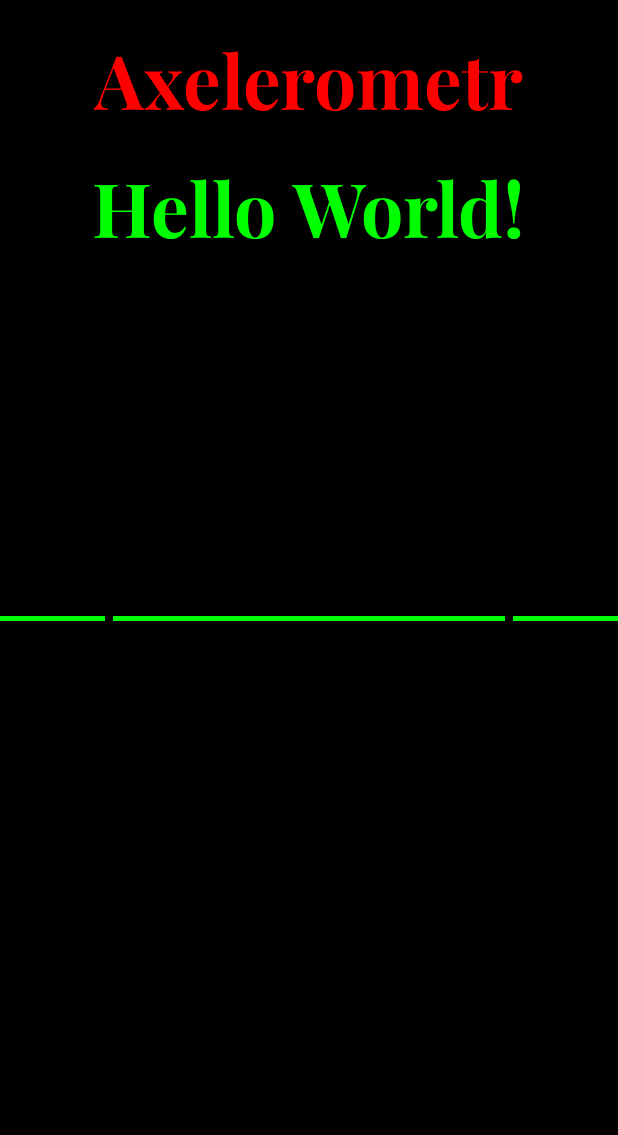
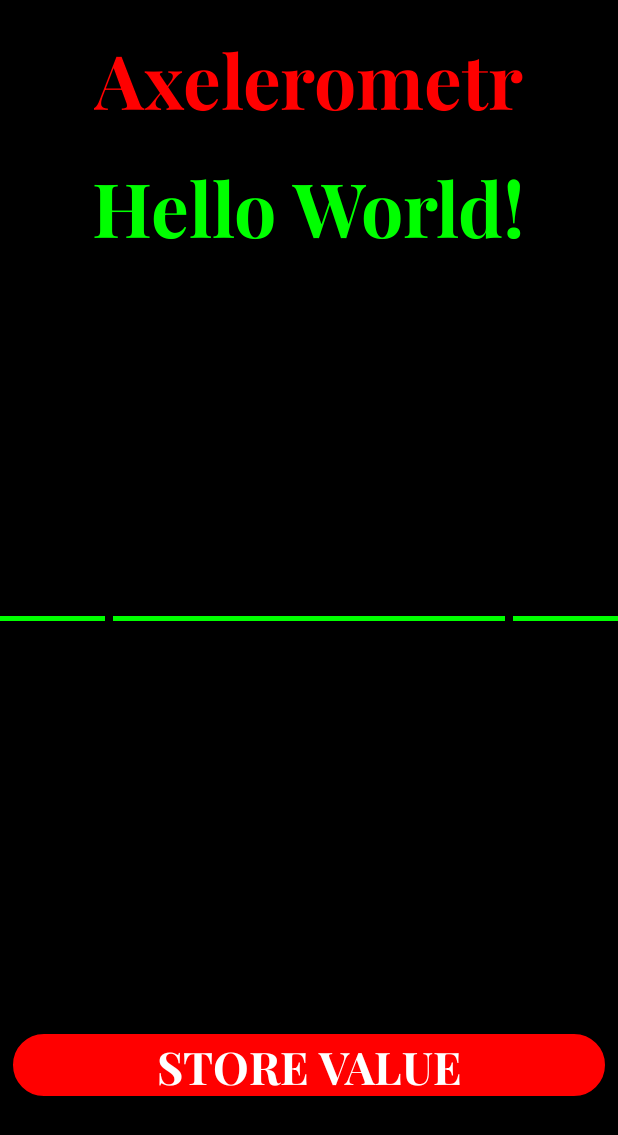
Before and after one commit to David3415/Axelerometr, an Android app: the layout activity_main.xml on its own in the app's theme, with its tools: preview values and no code run, on a phone screen of 412 x 824 dp. Shown: the top 1135 px of the screen. Run offline under Robolectric (Android 15) with nearby library versions, the phone set to English and light mode, and no system bars.

```diff
--- /dev/null
+++ b/app/src/main/res/drawable/btn_bottom.xml
@@ -0,0 +1,9 @@
+<?xml version="1.0" encoding="utf-8"?>
+<shape xmlns:android="http://schemas.android.com/apk/res/android">
+
+    <solid android:color="@color/red" />
+    <stroke
+        android:width="3dp"
+        android:color="@color/black" />
+    <corners android:radius="50dp" />
+</shape>
--- a/app/src/main/res/layout/activity_main.xml
+++ b/app/src/main/res/layout/activity_main.xml
@@ -64,6 +64,20 @@
         app:layout_constraintStart_toEndOf="@+id/linearLayout"
         app:layout_constraintTop_toTopOf="@+id/linearLayout"></LinearLayout>
 
+    <android.widget.Button
+        android:id="@+id/btnStoreVal"
+        style="@style/TextAppearance.AppCompat.TextStyle1"
+        android:layout_width="0dp"
+        android:layout_height="wrap_content"
+        android:layout_marginStart="5dp"
+        android:layout_marginEnd="5dp"
+        android:layout_marginBottom="90dp"
+        android:background="@drawable/btn_bottom"
+        android:text="@string/btn_bottom"
+
+        app:layout_constraintBottom_toBottomOf="parent"
+        app:layout_constraintEnd_toEndOf="parent"
+        app:layout_constraintStart_toStartOf="parent" />
 
 
 </androidx.constraintlayout.widget.ConstraintLayout>
--- a/app/src/main/res/values/strings.xml
+++ b/app/src/main/res/values/strings.xml
@@ -2,4 +2,6 @@
     <string name="app_name">Axelerometr</string>
     <string name="appname">Axelerometr</string>
     <string name="greet">Hello World!</string>
+    <string name="btn_bottom">Store value</string>
+    <string name="main_menu" translatable="false">Main menu</string>
 </resources>
--- a/app/src/main/res/values/styles.xml
+++ b/app/src/main/res/values/styles.xml
@@ -3,8 +3,8 @@
 
     <style name="TextAppearance.AppCompat.TextStyle1">
         <item name="android:fontFamily">@font/playfair_bold</item>
-        <item name="android:textSize">50dp</item>
-        <item name="android:textColor">@color/blue</item>
+        <item name="android:textSize">30dp</item>
+        <item name="android:textColor">@color/white</item>
     </style>
     <style name="TextAppearance.AppCompat.TextStyle2">
         <item name="android:fontFamily">@font/playfair_bold</item>
--- a/app/src/main/res/values/themes.xml
+++ b/app/src/main/res/values/themes.xml
@@ -1,8 +1,10 @@
 <resources xmlns:tools="http://schemas.android.com/tools">
     <!-- Base application theme. -->
-    <style name="Base.Theme.Axelerometr" parent="Theme.Material3.DayNight.NoActionBar">
+    <style name="Base.Theme.Axelerometr" parent="@style/Theme.AppCompat.Light.DarkActionBar">
         <!-- Customize your light theme here. -->
         <!-- <item name="colorPrimary">@color/my_light_primary</item> -->
+        <item name="android:windowFullscreen">true</item>
+
     </style>
 
     <style name="Theme.Axelerometr" parent="Base.Theme.Axelerometr" />
```
Also changed, not shown: app/src/main/java/com/example/axelerometr/MainActivity.kt (+40 -9 lines), app/src/main/res/menu/main_menu.xml (added, +10 -0 lines), app/src/main/res/drawable/ic_screen_rotate.png (added), app/src/main/res/drawable/ic_screen_rotate_red.png (added), 1 other file.
